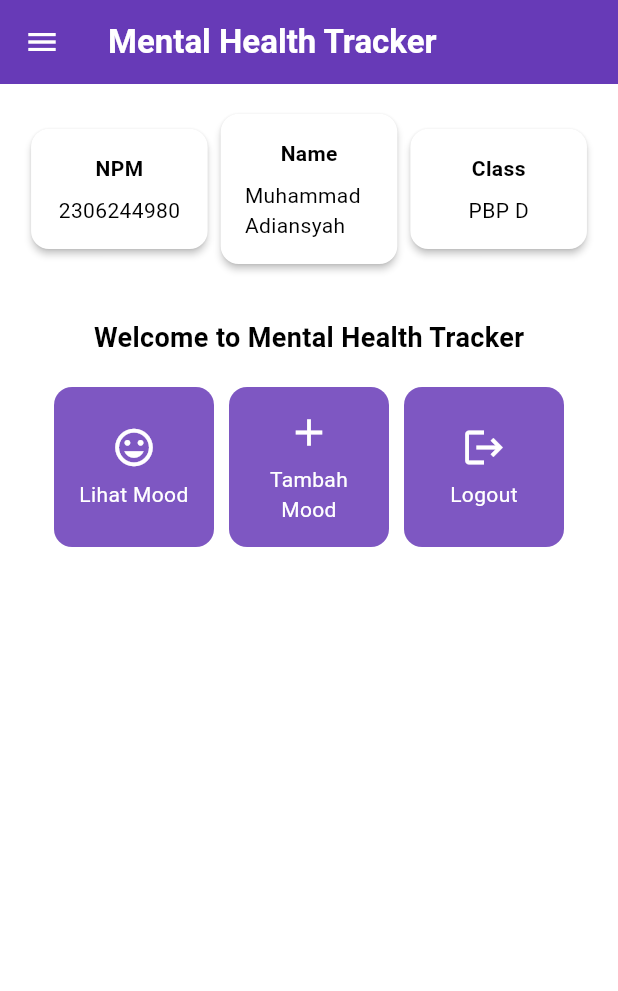
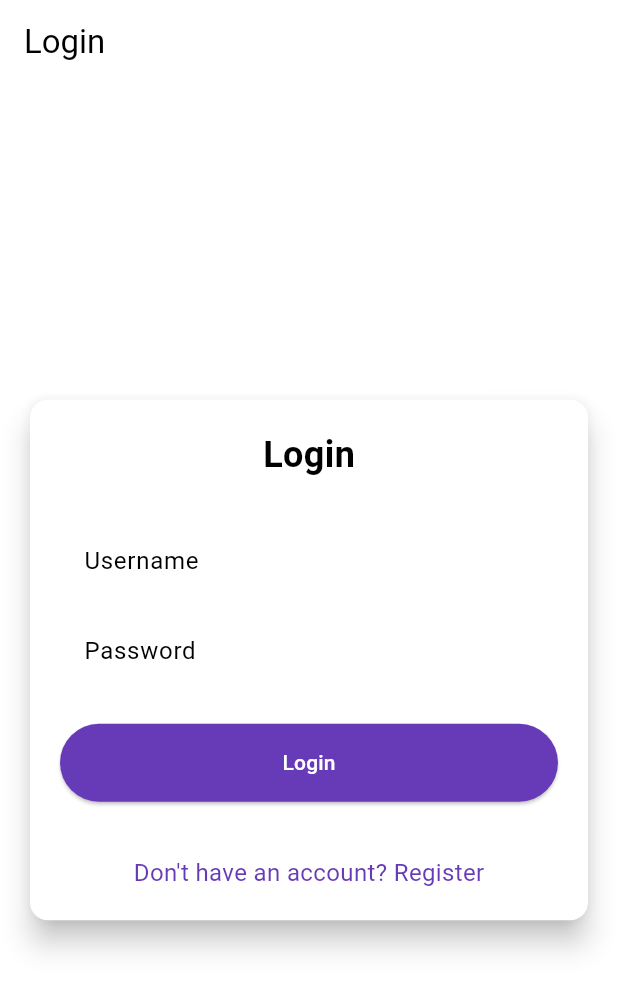
Before and after one commit to Adiieeee/mental-health-tracker-mobile, a Flutter app: the screen it shows after launch, on a phone screen of 412 x 824 dp. Shown: the top 991 px of the screen. Run offline on Flutter 3.47's test engine with Material 3 defaults, Android fonts, the phone set to English and light mode, and no system bars; missing offline and left inert: pbp_django_auth.

Commit message:
tutor 8 done

```diff
--- a/lib/main.dart
+++ b/lib/main.dart
@@ -1,5 +1,8 @@
 import 'package:flutter/material.dart';
 import 'package:mental_health_tracker/screens/menu.dart';
+import 'package:pbp_django_auth/pbp_django_auth.dart';
+import 'package:provider/provider.dart';
+import 'package:mental_health_tracker/screens/login.dart';
 
 void main() {
   runApp(const MyApp());
@@ -8,32 +11,23 @@ void main() {
 class MyApp extends StatelessWidget {
   const MyApp({super.key});
 
-  // This widget is the root of your application.
   @override
   Widget build(BuildContext context) {
-    return MaterialApp(
-      title: 'Flutter Demo',
-      theme: ThemeData(
-        // This is the theme of your application.
-        //
-        // TRY THIS: Try running your application with "flutter run". You'll see
-        // the application has a purple toolbar. Then, without quitting the app,
-        // try changing the seedColor in the colorScheme below to Colors.green
-        // and then invoke "hot reload" (save your changes or press the "hot
-        // reload" button in a Flutter-supported IDE, or press "r" if you used
-        // the command line to start the app).
-        //
-        // Notice that the counter didn't reset back to zero; the application
-        // state is not lost during the reload. To reset the state, use hot
-        // restart instead.
-        //
-        // This works for code too, not just values: Most code changes can be
-        // tested with just a hot reload.
-        colorScheme: ColorScheme.fromSwatch(
-          primarySwatch: Colors.deepPurple,
-        ).copyWith(secondary: Colors.deepPurple[400]),
+    return Provider(
+      create: (_) {
+        CookieRequest request = CookieRequest();
+        return request;
+      },
+      child: MaterialApp(
+        title: 'Mental Health Tracker',
+        theme: ThemeData(
+          useMaterial3: true,
+          colorScheme: ColorScheme.fromSwatch(
+            primarySwatch: Colors.deepPurple,
+          ).copyWith(secondary: Colors.deepPurple[400]),
+        ),
+        home: const LoginPage(),
       ),
-      home: MyHomePage(),
     );
   }
 }
--- /dev/null
+++ b/lib/screens/login.dart
@@ -0,0 +1,182 @@
+import 'package:mental_health_tracker/screens/menu.dart';
+import 'package:flutter/material.dart';
+import 'package:pbp_django_auth/pbp_django_auth.dart';
+import 'package:provider/provider.dart';
+import 'package:mental_health_tracker/screens/register.dart';
+// TODO: Import halaman RegisterPage jika sudah dibuat
+
+void main() {
+  runApp(const LoginApp());
+}
+
+class LoginApp extends StatelessWidget {
+  const LoginApp({super.key});
+
+  @override
+  Widget build(BuildContext context) {
+    return MaterialApp(
+      title: 'Login',
+      theme: ThemeData(
+        useMaterial3: true,
+        colorScheme: ColorScheme.fromSwatch(
+          primarySwatch: Colors.deepPurple,
+        ).copyWith(secondary: Colors.deepPurple[400]),
+      ),
+      home: const LoginPage(),
+    );
+  }
+}
+
+class LoginPage extends StatefulWidget {
+  const LoginPage({super.key});
+
+  @override
+  State<LoginPage> createState() => _LoginPageState();
+}
+
+class _LoginPageState extends State<LoginPage> {
+  final TextEditingController _usernameController = TextEditingController();
+  final TextEditingController _passwordController = TextEditingController();
+
+  @override
+  Widget build(BuildContext context) {
+    final request = context.watch<CookieRequest>();
+
+    return Scaffold(
+      appBar: AppBar(
+        title: const Text('Login'),
+      ),
+      body: Center(
+        child: SingleChildScrollView(
+          padding: const EdgeInsets.all(16.0),
+          child: Card(
+            elevation: 8,
+            shape: RoundedRectangleBorder(
+              borderRadius: BorderRadius.circular(12.0),
+            ),
+            child: Padding(
+              padding: const EdgeInsets.all(20.0),
+              child: Column(
+                mainAxisSize: MainAxisSize.min,
+                children: [
+                  const Text(
+                    'Login',
+                    style: TextStyle(
+                      fontSize: 24.0,
+                      fontWeight: FontWeight.bold,
+                    ),
+                  ),
+                  const SizedBox(height: 30.0),
+                  TextField(
+                    controller: _usernameController,
+                    decoration: const InputDecoration(
+                      labelText: 'Username',
+                      hintText: 'Enter your username',
+                      border: OutlineInputBorder(
+                        borderRadius: BorderRadius.all(Radius.circular(12.0)),
+                      ),
+                      contentPadding:
+                          EdgeInsets.symmetric(horizontal: 12.0, vertical: 8.0),
+                    ),
+                  ),
+                  const SizedBox(height: 12.0),
+                  TextField(
+                    controller: _passwordController,
+                    decoration: const InputDecoration(
+                      labelText: 'Password',
+                      hintText: 'Enter your password',
+                      border: OutlineInputBorder(
+                        borderRadius: BorderRadius.all(Radius.circular(12.0)),
+                      ),
+                      contentPadding:
+                          EdgeInsets.symmetric(horizontal: 12.0, vertical: 8.0),
+                    ),
+                    obscureText: true,
+                  ),
+                  const SizedBox(height: 24.0),
+                  ElevatedButton(
+                    onPressed: () async {
+                      String username = _usernameController.text;
+                      String password = _passwordController.text;
+
+                      // Cek kredensial
+                      // TODO: Ganti URL dan jangan lupa tambahkan trailing slash (/) di akhir URL!
+                      // Untuk menyambungkan Android emulator dengan Django pada localhost,
+                      // gunakan URL http://10.0.2.2/
+                      final response = await request
+                          .login("http://127.0.0.1:8000/auth/login/", {
+                        'username': username,
+                        'password': password,
+                      });
+
+                      if (request.loggedIn) {
+                        String message = response['message'];
+                        String uname = response['username'];
+                        if (context.mounted) {
+                          Navigator.pushReplacement(
+                            context,
+                            MaterialPageRoute(
+                                builder: (context) => MyHomePage()),
+                          );
+                          ScaffoldMessenger.of(context)
+                            ..hideCurrentSnackBar()
+                            ..showSnackBar(
+                              SnackBar(
+                                  content:
+                                      Text("$message Selamat datang, $uname.")),
+                            );
+                        }
+                      } else {
+                        if (context.mounted) {
+                          showDialog(
+                            context: context,
+                            builder: (context) => AlertDialog(
+                              title: const Text('Login Gagal'),
+                              content: Text(response['message']),
+                              actions: [
+                                TextButton(
+                                  child: const Text('OK'),
+                                  onPressed: () {
+                                    Navigator.pop(context);
+                                  },
+                                ),
+                              ],
+                            ),
+                          );
+                        }
+                      }
+                    },
+                    style: ElevatedButton.styleFrom(
+                      foregroundColor: Colors.white,
+                      minimumSize: Size(double.infinity, 50),
+                      backgroundColor: Theme.of(context).colorScheme.primary,
+                      padding: const EdgeInsets.symmetric(vertical: 16.0),
+                    ),
+                    child: const Text('Login'),
+                  ),
+                  const SizedBox(height: 36.0),
+                  GestureDetector(
+                    onTap: () {
+                      Navigator.push(
+                        context,
+                        MaterialPageRoute(
+                            builder: (context) => const RegisterPage()),
+                      );
+                    },
+                    child: Text(
+                      'Don\'t have an account? Register',
+                      style: TextStyle(
+                        color: Theme.of(context).colorScheme.primary,
+                        fontSize: 16.0,
+                      ),
+                    ),
+                  ),
+                ],
+              ),
+            ),
+          ),
+        ),
+      ),
+    );
+  }
+}
--- a/lib/screens/menu.dart
+++ b/lib/screens/menu.dart
@@ -1,5 +1,4 @@
 import 'package:flutter/material.dart';
-import 'package:mental_health_tracker/screens/moodentry_form.dart';
 import 'package:mental_health_tracker/widgets/left_drawer.dart';
 import 'package:mental_health_tracker/widgets/mood_card.dart';
 
--- a/pubspec.yaml
+++ b/pubspec.yaml
@@ -35,6 +35,9 @@ dependencies:
   # The following adds the Cupertino Icons font to your application.
   # Use with the CupertinoIcons class for iOS style icons.
   cupertino_icons: ^1.0.8
+  provider: ^6.1.2
+  pbp_django_auth: ^0.4.0
+  http: ^1.2.2
 
 dev_dependencies:
   flutter_test:
```
Also changed, not shown: lib/models/mood_entry.dart (added, +65 -0 lines), lib/screens/list_moodentry.dart (added, +90 -0 lines), lib/screens/moodentry_form.dart (+42 -1 lines), lib/screens/register.dart (added, +166 -0 lines), lib/widgets/left_drawer.dart (+12 -0 lines), lib/widgets/mood_card.dart (+36 -2 lines), pubspec.lock, 2 other files.
